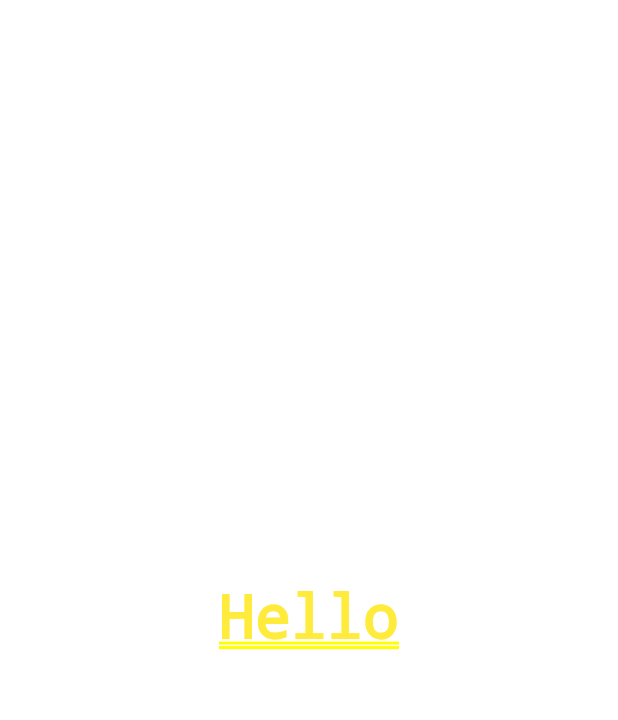
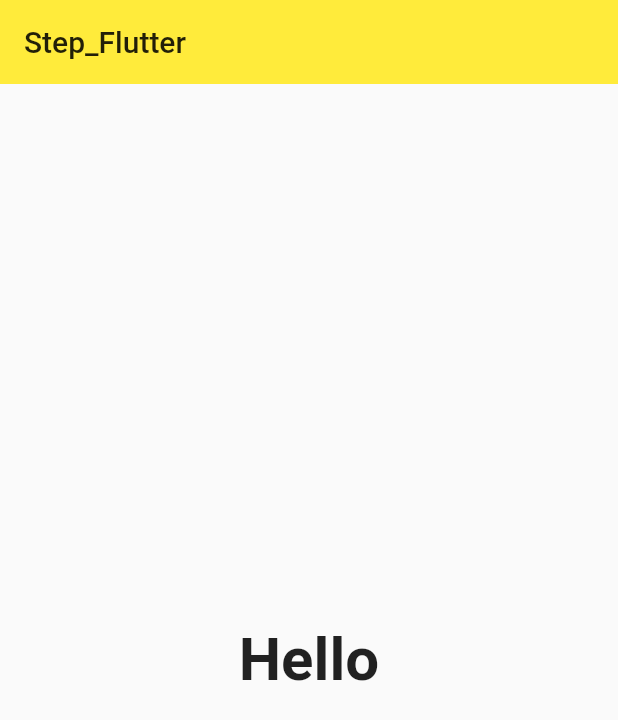
Before and after one commit to okerivy/step_flutter, a Flutter app: the screen it shows after launch, on a phone screen of 412 x 824 dp. Shown: the top 720 px of the screen. Run offline on Flutter 3.47's test engine with Material 2 defaults, Android fonts, the phone set to English and light mode, and no system bars.

Commit message:
MaterialApp：使用界面组件与定制界面主题

```diff
--- a/lib/main.dart
+++ b/lib/main.dart
@@ -7,7 +7,17 @@ class App extends StatelessWidget {
   @override
   Widget build(BuildContext context) {
     return MaterialApp(
-      home: Hello(),
+      home: Scaffold(
+        appBar: AppBar(
+          title: Text('Step_Flutter'),
+          elevation: 0.0, //* 导航栏设置 下面的阴影为0
+        ),
+        body: Hello(),
+      ),
+      theme: ThemeData(
+        //* 主要样布的颜色
+        primarySwatch: Colors.yellow,
+      ),
     );
   }
 }
@@ -22,7 +32,7 @@ class Hello extends StatelessWidget {
         style: TextStyle(
           fontSize: 40.0,
           fontWeight: FontWeight.bold,
-          color: Colors.yellow,
+          color: Colors.black87,
         ),
         ),
     );
```
